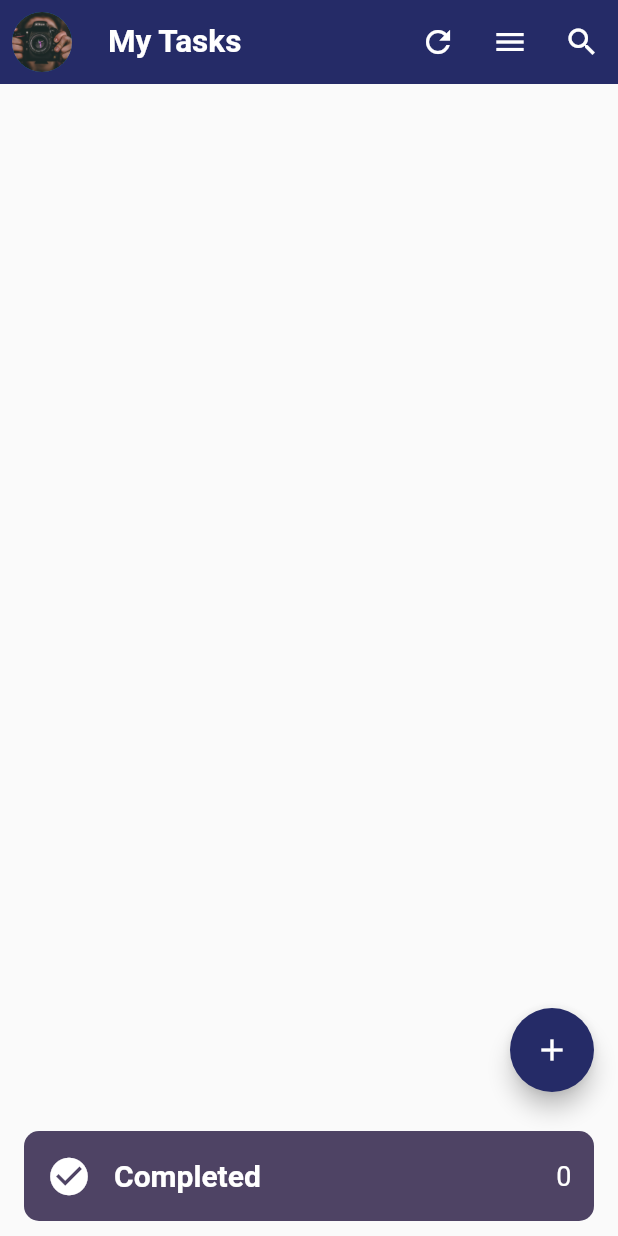
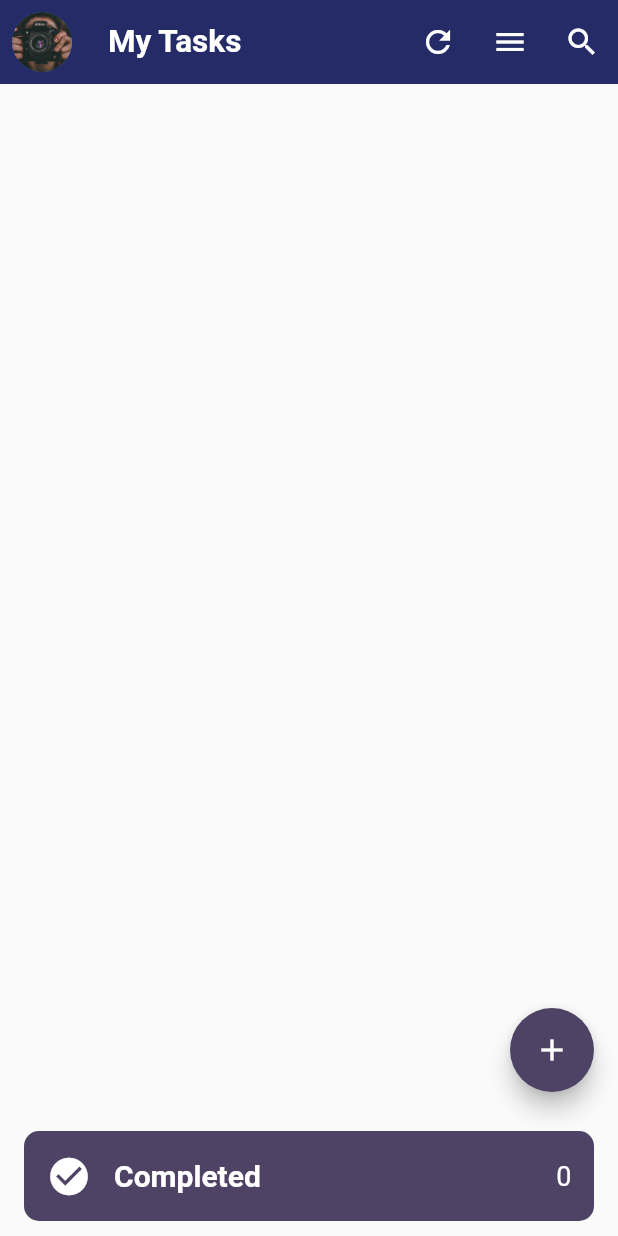
Before and after one commit to Tobiafua/mytodo-app, a Flutter app: the screen it shows after launch, on a phone screen of 412 x 824 dp. Run offline on Flutter 3.47's test engine with Material 2 defaults, Android fonts, the phone set to English and light mode, and no system bars; our stand-ins replace device_preview, modal_bottom_sheet.

```diff
--- a/lib/home_view.dart
+++ b/lib/home_view.dart
@@ -96,7 +96,7 @@ class _HomeViewState extends State<HomeView> {
           }));
         },
         child: const Icon(Icons.add),
-        backgroundColor: const Color.fromRGBO(37, 43, 103, 1),
+        backgroundColor: const Color.fromRGBO(78, 67 , 100, 1),
       ),
       body: ListView.separated(
           padding: const EdgeInsets.all(16),
```
